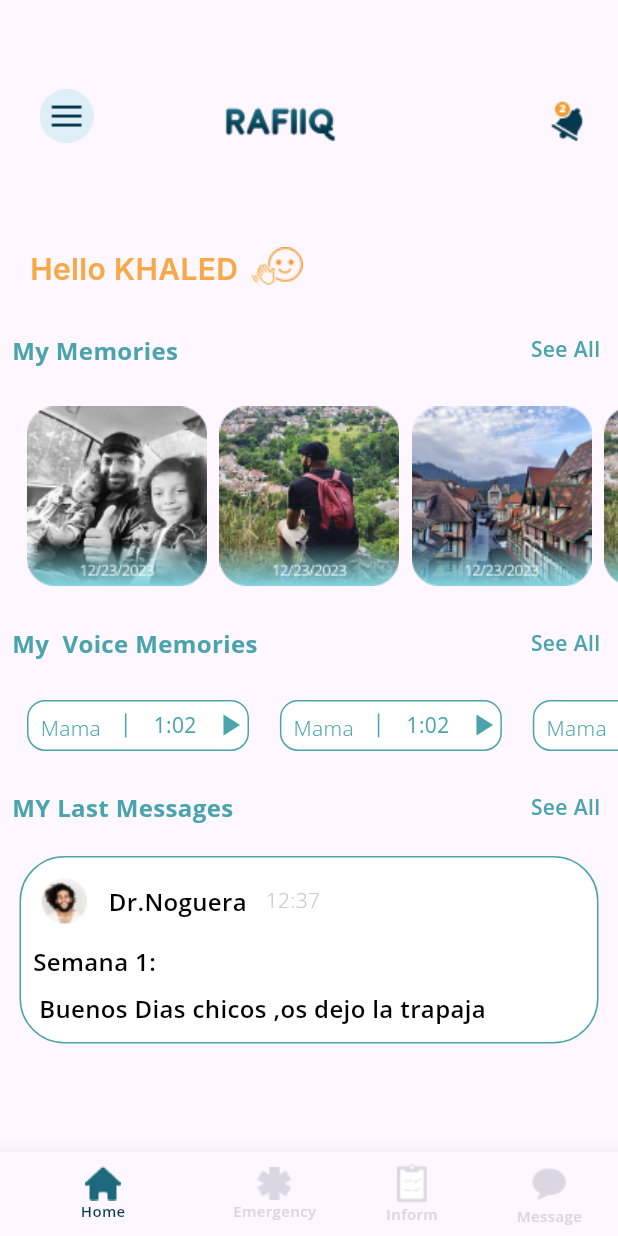
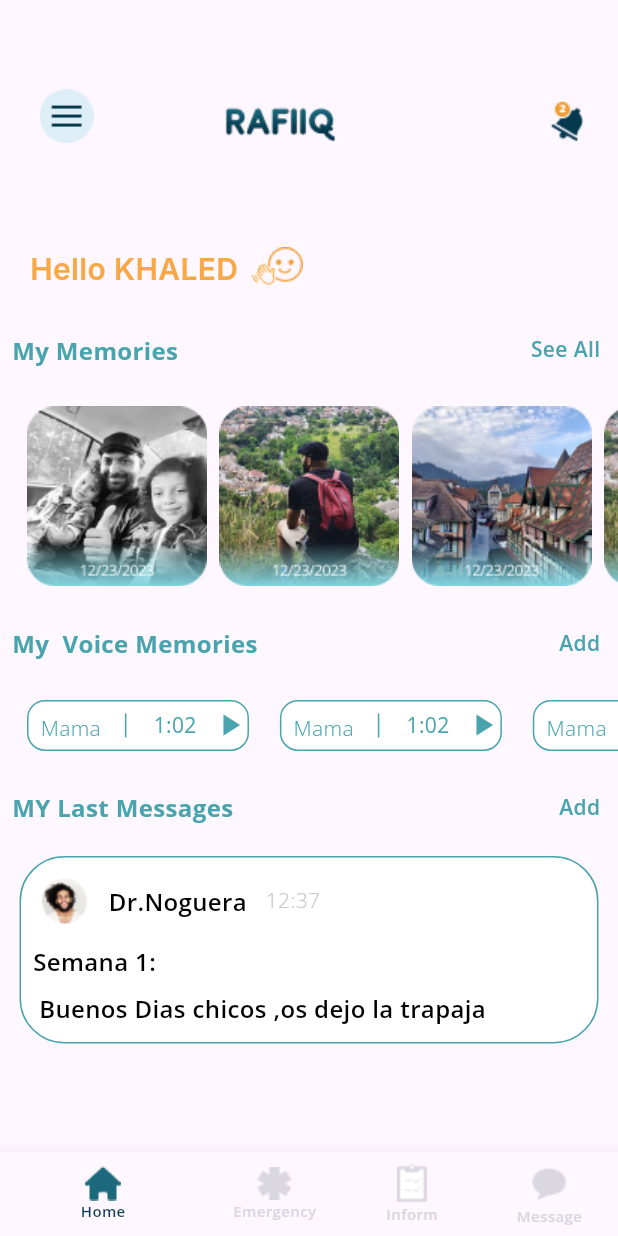
Before and after one commit to Mohamed-lalah/rafik2, a Flutter app: the HomeScreen screen opened by its route, on a phone screen of 412 x 824 dp. Run offline on Flutter 3.47's test engine with Material 3 defaults, Android fonts, the phone set to English and light mode, and no system bars; our stand-ins replace google_fonts, google_maps_flutter, swipeable_button_view, syncfusion_flutter_charts.

Commit message:
design error editted

```diff
--- a/lib/main.dart
+++ b/lib/main.dart
@@ -37,6 +37,7 @@ class MyApp extends StatelessWidget {
         ListWidget.routeName: (_) => ListWidget(),
         EmergencyTab.routeName: (_) => EmergencyTab(),
         EmergencyState.routeName: (_) => EmergencyState(),
+        MemoryScreen.routeName: (_) => MemoryScreen(),
 
         //navigation map
         // register screen  ->  Login screen   or Home Screen
--- a/lib/ui/screens/emergencty_tab_screen.dart
+++ b/lib/ui/screens/emergencty_tab_screen.dart
@@ -2,6 +2,8 @@ import 'package:flutter/material.dart';
 import 'package:google_fonts/google_fonts.dart';
 import 'package:rafik/ui/screens/emergency_state_screen.dart';
 import 'package:swipeable_button_view/swipeable_button_view.dart';
+
+import '../widgets/list_widget.dart';
 
 class EmergencyTab extends StatefulWidget {
   static const String routeName = "EmergencyTab";
@@ -40,7 +42,9 @@ class _EmergencyTabState extends State<EmergencyTab> {
                         Icons.menu,
                         color: Colors.white,
                       ),
-                      onPressed: () {}),
+                      onPressed: () {
+                        Navigator.pushNamed(context, ListWidget.routeName);
+                      }),
                 ),
                 Container(
                   height: height * .31,
--- a/lib/ui/screens/home_screen.dart
+++ b/lib/ui/screens/home_screen.dart
@@ -3,6 +3,7 @@ import 'package:rafik/ui/screens/emergencty_tab_screen.dart';
 import 'package:rafik/ui/screens/home_tab.dart';
 import 'package:rafik/ui/screens/informs_screen.dart';
 import 'package:rafik/ui/screens/login_screeen.dart';
+import 'package:rafik/ui/screens/message_screen.dart';
 
 import '../utlities/app_colors.dart';
 import '../utlities/app_theme.dart';
@@ -23,7 +24,7 @@ class _HomeScreenState extends State<HomeScreen> {
     HomeTab(),
     EmergencyTab(),
     InformsScreen(),
-    LoginScreen()
+    MessageScreen()
   ];
 
   @override
--- a/lib/ui/screens/home_tab.dart
+++ b/lib/ui/screens/home_tab.dart
@@ -1,4 +1,5 @@
 import 'package:flutter/material.dart';
+import 'package:rafik/ui/screens/memory_screen.dart';
 import 'package:rafik/ui/utlities/app_colors.dart';
 import 'package:rafik/ui/utlities/app_theme.dart';
 import 'package:rafik/ui/widgets/list_widget.dart';
@@ -27,7 +28,7 @@ class HomeTab extends StatelessWidget {
                     padding: const EdgeInsets.only(right: 70),
                     child: GestureDetector(
                       onTap: () {
-                        ListWidget();
+                        Navigator.pushNamed(context, ListWidget.routeName);
                       },
                       child: Padding(
                         padding: EdgeInsets.only(
@@ -44,9 +45,11 @@ class HomeTab extends StatelessWidget {
                     padding: EdgeInsets.only(right: width * 0.3),
                     child: Image.asset("assets/images/name 1x.png"),
                   ),
-                  Padding(
-                    padding: const EdgeInsets.only(right: 20),
-                    child: Image.asset("assets/images/alarm 1x.png"),
+                  InkWell(
+                    child: Padding(
+                      padding: const EdgeInsets.only(right: 20),
+                      child: Image.asset("assets/images/alarm 1x.png"),
+                    ),
                   )
                 ],
               ),
@@ -77,10 +80,15 @@ class HomeTab extends StatelessWidget {
                       style: AppTheme.memoriesStyle,
                     ),
                     Spacer(),
-                    Text(
-                      "See All ",
-                      style: AppTheme.memoriesStyle
-                          .copyWith(fontSize: 14, fontWeight: FontWeight.w600),
+                    InkWell(
+                      onTap: (){
+                        Navigator.pushNamed(context, MemoryScreen.routeName);
+                      },
+                      child: Text(
+                        "See All ",
+                        style: AppTheme.memoriesStyle
+                            .copyWith(fontSize: 14, fontWeight: FontWeight.w600),
+                      ),
                     ),
                   ],
                 ),
@@ -135,7 +143,7 @@ class HomeTab extends StatelessWidget {
                     ),
                     Spacer(),
                     Text(
-                      "See All ",
+                      "Add ",
                       style: AppTheme.memoriesStyle
                           .copyWith(fontSize: 14, fontWeight: FontWeight.w600),
                     ),
@@ -350,7 +358,7 @@ class HomeTab extends StatelessWidget {
                     ),
                     Spacer(),
                     Text(
-                      "See All ",
+                      "Add ",
                       style: AppTheme.memoriesStyle
                           .copyWith(fontSize: 14, fontWeight: FontWeight.w600),
                     ),
```
Also changed, not shown: lib/ui/screens/message_screen.dart (added, +24 -0 lines).
